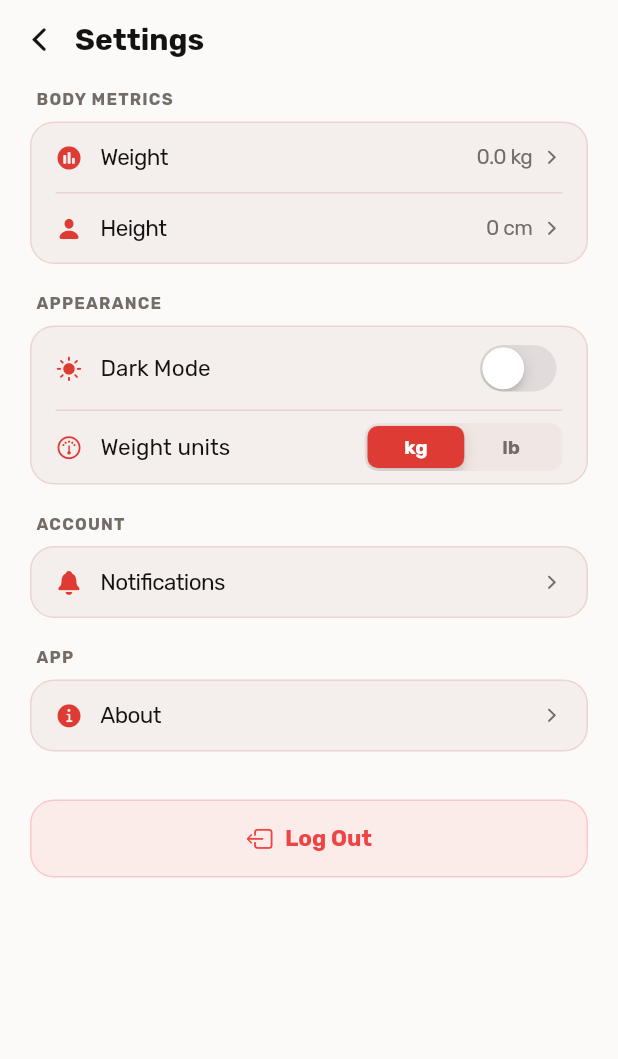
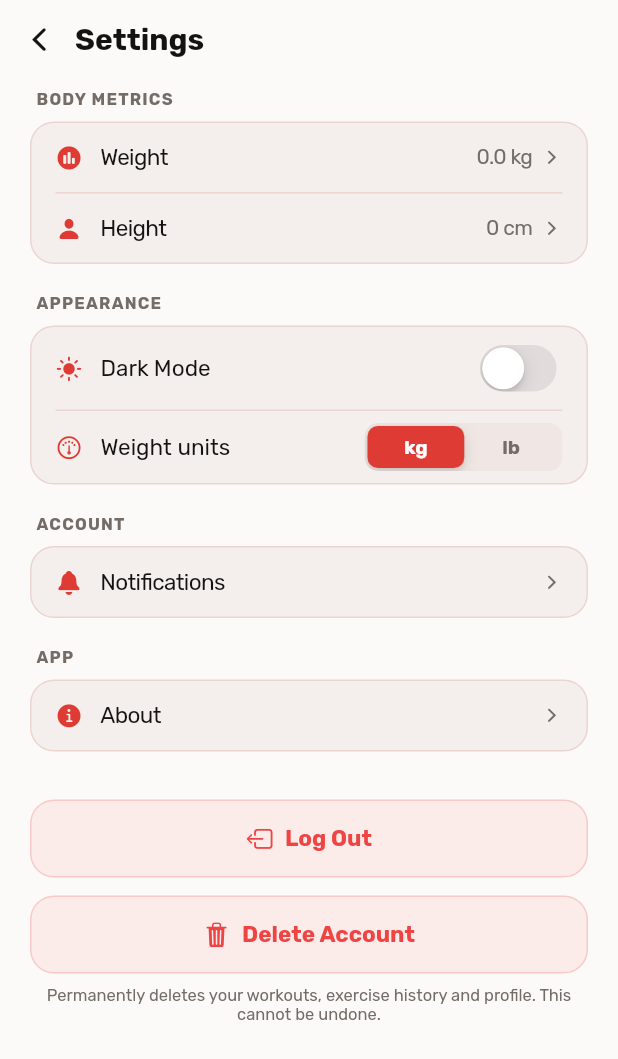
Before and after one commit to AndreiCrimezniuc/GymControl, a Flutter app: the MenuOptions screen opened directly, after a tap on "Settings", on a phone screen of 412 x 824 dp. Shown: the top 1059 px of the screen. Run offline on Flutter 3.47's test engine with Material 3 defaults, Android fonts, the phone set to English and light mode, and no system bars; our stand-ins replace google_sign_in, logger, shared_preferences; accounts and stored records are empty; network calls fail.

Commit message:
feat(settings): add Delete Account with confirmation
Wires up the new GDPR account-deletion endpoints from both backend
services. AuthRepository.deleteAccount() calls backend-api then
auth-service and clears local session state; Settings gets a destructive
button with a confirm dialog, matching the existing workout-delete flow.

Co-Authored-By: Claude Sonnet 5 <noreply@anthropic.com>

```diff
--- a/lib/app.dart
+++ b/lib/app.dart
@@ -35,7 +35,7 @@ class _GymBossAppState extends State<GymBossApp> {
     super.initState();
     _client = AuthenticatedClient(storage: _storage, authService: _authService);
     _authVm = AuthViewModel(
-      AuthRepository(service: _authService, storage: _storage),
+      AuthRepository(service: _authService, storage: _storage, client: _client),
     )..checkAuth();
   }
 
--- a/lib/core/errors/app_error.dart
+++ b/lib/core/errors/app_error.dart
@@ -16,6 +16,7 @@ enum AppErrorCode {
   dataLoadFailed,
   dataSaveFailed,
   dataParseError,
+  accountDeleteFailed,
   // INPUT VALIDATION
   validationRequired,
   validationPasswordTooShort,
@@ -37,6 +38,7 @@ extension AppErrorCodeExt on AppErrorCode {
       case AppErrorCode.dataLoadFailed:             return 'DATA_001';
       case AppErrorCode.dataSaveFailed:             return 'DATA_002';
       case AppErrorCode.dataParseError:             return 'DATA_003';
+      case AppErrorCode.accountDeleteFailed:        return 'DATA_004';
       case AppErrorCode.validationRequired:         return 'INPUT_001';
       case AppErrorCode.validationPasswordTooShort: return 'INPUT_002';
       case AppErrorCode.validationPasswordMismatch: return 'INPUT_003';
@@ -56,6 +58,7 @@ extension AppErrorCodeExt on AppErrorCode {
       case AppErrorCode.dataLoadFailed:             return 'Failed to load data';
       case AppErrorCode.dataSaveFailed:             return 'Failed to save';
       case AppErrorCode.dataParseError:             return 'Unexpected data from server';
+      case AppErrorCode.accountDeleteFailed:        return 'Failed to delete account, please try again';
       case AppErrorCode.validationRequired:         return 'Please fill in all fields';
       case AppErrorCode.validationPasswordTooShort: return 'Password must be at least 8 characters';
       case AppErrorCode.validationPasswordMismatch: return 'Passwords do not match';
--- a/lib/data/repositories/auth_repository.dart
+++ b/lib/data/repositories/auth_repository.dart
@@ -1,4 +1,7 @@
+import 'package:gymboss/config/api_config.dart';
+import 'package:gymboss/core/errors/app_error.dart';
 import 'package:gymboss/data/services/auth/auth_service.dart';
+import 'package:gymboss/data/services/auth/authenticated_client.dart';
 import 'package:gymboss/data/services/auth/google_sign_in_service.dart';
 import 'package:gymboss/data/services/auth/token_storage.dart';
 import 'package:gymboss/domain/models/auth/user.dart';
@@ -7,13 +10,16 @@ class AuthRepository {
   final AuthService _service;
   final TokenStorage _storage;
   final GoogleSignInService _google;
+  final AuthenticatedClient _client;
 
   AuthRepository({
     required AuthService service,
     required TokenStorage storage,
+    required AuthenticatedClient client,
     GoogleSignInService? google,
   })  : _service = service,
         _storage = storage,
+        _client = client,
         _google = google ?? GoogleSignInService();
 
   Future<bool> get isLoggedIn => _storage.hasToken();
@@ -44,6 +50,32 @@ class AuthRepository {
     return true;
   }
 
+  /// Permanently deletes the account (GDPR right to erasure). Domain data
+  /// (backend-api) and identity (auth-service) live in separate databases,
+  /// so this is two calls, not one atomic operation — if the second fails
+  /// after the first succeeds, domain data is gone but the identity remains
+  /// and the caller sees an error to retry.
+  Future<void> deleteAccount() async {
+    final apiResp = await _client
+        .delete(Uri.parse('${ApiConfig.apiBaseUrl}/api/v1/account'))
+        .timeout(const Duration(seconds: 10));
+    if (apiResp.statusCode != 204) {
+      throw AppError(AppErrorCode.accountDeleteFailed,
+          message: 'DELETE /api/v1/account HTTP ${apiResp.statusCode}');
+    }
+
+    final authResp = await _client
+        .delete(Uri.parse('${ApiConfig.authBaseUrl}/account'))
+        .timeout(const Duration(seconds: 10));
+    if (authResp.statusCode != 204) {
+      throw AppError(AppErrorCode.accountDeleteFailed,
+          message: 'DELETE /account HTTP ${authResp.statusCode}');
+    }
+
+    await _google.signOut();
+    await _storage.clear();
+  }
+
   Future<AuthTokens?> tryRefresh() async {
     final refreshToken = await _storage.getRefreshToken();
     if (refreshToken == null) return null;
--- a/lib/ui/menu_options_list/settings/widgets/settings.dart
+++ b/lib/ui/menu_options_list/settings/widgets/settings.dart
@@ -1,5 +1,6 @@
 import 'package:flutter/cupertino.dart';
 import 'package:provider/provider.dart';
+import 'package:gymboss/core/errors/app_error.dart';
 import 'package:gymboss/data/repositories/ranking_repository.dart';
 import 'package:gymboss/data/services/auth/authenticated_client.dart';
 import 'package:gymboss/domain/models/ranking/rank_data.dart';
@@ -126,6 +127,8 @@ class _SettingsState extends State<Settings> {
           ),
           const SizedBox(height: 32),
           const _LogoutButton(),
+          const SizedBox(height: 12),
+          const _DeleteAccountButton(),
         ],
       ),
     );
@@ -499,3 +502,80 @@ class _LogoutButton extends StatelessWidget {
     );
   }
 }
+
+class _DeleteAccountButton extends StatelessWidget {
+  const _DeleteAccountButton();
+
+  @override
+  Widget build(BuildContext context) {
+    const red = Color(0xFFEF4444);
+    return Column(
+      children: [
+        GestureDetector(
+          onTap: () => _confirmDelete(context),
+          child: Container(
+            height: 52,
+            decoration: BoxDecoration(
+              color: const Color(0x14EF4444),
+              borderRadius: BorderRadius.circular(16),
+              border: Border.all(color: const Color(0x33EF4444), width: 1),
+            ),
+            child: const Row(
+              mainAxisAlignment: MainAxisAlignment.center,
+              children: [
+                Icon(CupertinoIcons.trash_fill, color: red, size: 18),
+                SizedBox(width: 8),
+                Text(
+                  'Delete Account',
+                  style: TextStyle(
+                    fontSize: 15,
+                    fontWeight: FontWeight.w700,
+                    color: red,
+                    fontFamily: 'Rubik',
+                  ),
+                ),
+              ],
+            ),
+          ),
+        ),
+        const SizedBox(height: 8),
+        Text(
+          'Permanently deletes your workouts, exercise history and profile. This cannot be undone.',
+          textAlign: TextAlign.center,
+          style: TextStyle(fontSize: 11, color: context.colors.textSecondary, fontFamily: 'Rubik'),
+        ),
+      ],
+    );
+  }
+
+  Future<void> _confirmDelete(BuildContext context) async {
+    final ok = await showAppDialog<bool>(
+      context,
+      title: 'Delete Account',
+      message:
+          'This will permanently delete your account, workouts, exercise history and profile. This cannot be undone.',
+      actions: [
+        AppDialogAction('Cancel', onPressed: () => Navigator.pop(context, false)),
+        AppDialogAction('Delete', isDestructive: true, onPressed: () => Navigator.pop(context, true)),
+      ],
+    );
+    if (ok != true || !context.mounted) return;
+
+    final vm = context.read<AuthViewModel>();
+    await vm.deleteAccount();
+    if (!context.mounted) return;
+
+    if (vm.errorCode != null) {
+      final code = vm.errorCode!;
+      vm.clearError();
+      showAppDialog<void>(
+        context,
+        title: 'Could not delete account',
+        message: AppErrorCodeExt.messageFor(code),
+        actions: [AppDialogAction('OK', isDefault: true, onPressed: () => Navigator.pop(context))],
+      );
+      return;
+    }
+    Navigator.of(context).popUntil((route) => route.isFirst);
+  }
+}
```
Also changed, not shown: lib/ui/auth/view_model/auth_view_model.dart (+16 -0 lines).
